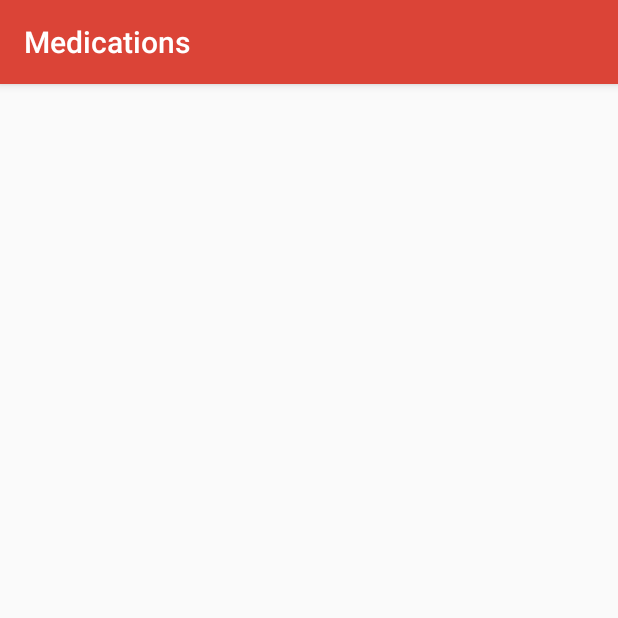
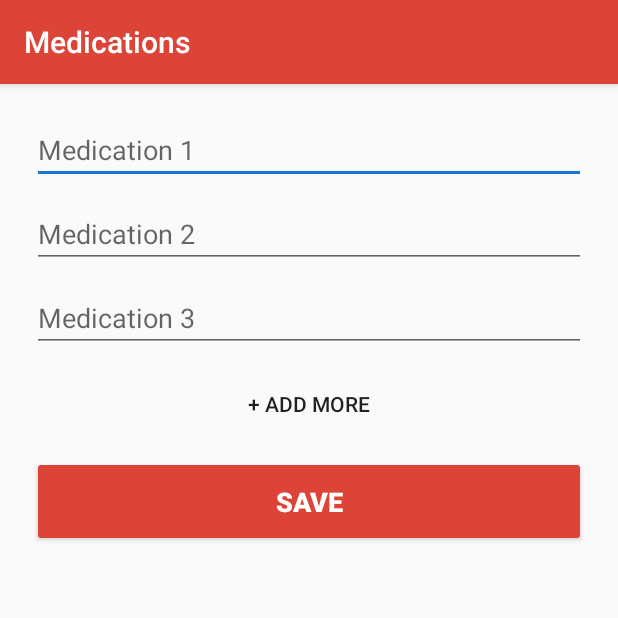
Before and after one commit to OmriSama/ERgency, an Android app: the Medications screen opened directly, with no data from a screen before it, on a phone screen of 412 x 824 dp, the top half of it. Run offline under Robolectric (Android 15) with nearby library versions, the phone set to English and light mode, and no system bars; 3 statements that could not run were skipped.

Commit message:
Finished medications

```diff
--- a/app/src/main/java/com/team3/ergency/Medications.java
+++ b/app/src/main/java/com/team3/ergency/Medications.java
@@ -1,13 +1,102 @@
 package com.team3.ergency;
 
+import android.content.Intent;
 import android.support.v7.app.AppCompatActivity;
 import android.os.Bundle;
+import android.text.InputType;
+import android.view.View;
+import android.widget.EditText;
+import android.widget.LinearLayout;
+import android.widget.Toast;
+
+import java.io.FileNotFoundException;
+import java.io.FileOutputStream;
+import java.io.IOException;
+import java.util.ArrayList;
 
 public class Medications extends AppCompatActivity {
+
+    ArrayList<EditText> medicationsList;
+    int medicationNum = 3;
+    private FileOutputStream fileOut;
+    private String fileName = "PatientInformation.txt";
+    private EditText medication1;
+    private EditText medication2;
+    private EditText medication3;
+    private LinearLayout medicalInfo;
 
     @Override
     protected void onCreate(Bundle savedInstanceState) {
         super.onCreate(savedInstanceState);
         setContentView(R.layout.activity_medications);
+
+        medication1 = (EditText) findViewById(R.id.m_medication1);
+        medication2 = (EditText) findViewById(R.id.m_medication2);
+        medication3 = (EditText) findViewById(R.id.m_medication3);
+        medicalInfo = (LinearLayout) findViewById(R.id.m_medical_info);
+
+        medicationsList.add(medication1);
+        medicationsList.add(medication2);
+        medicationsList.add(medication3);
+
+    }
+
+    public void addMore(View view) {
+
+        final int margin_dp = (int) getResources().getDimension(R.dimen.primary_view_margin);
+        final int top_margin_dp = (int) getResources().getDimension(R.dimen.extra_form_vertical_margin);
+
+        // Create the layout for the surgery EditText
+        LinearLayout.LayoutParams medicationLayout = new LinearLayout.LayoutParams(
+                LinearLayout.LayoutParams.MATCH_PARENT, LinearLayout.LayoutParams.WRAP_CONTENT);
+        medicationLayout.setMargins(margin_dp, top_margin_dp, margin_dp, margin_dp);
+
+        // Create a new EditText for the surgery name
+        EditText newMedication = new EditText(this);
+
+        // Increase number of medications
+        ++medicationNum;
+
+        newMedication.setHint("Medication " + medicationNum);
+        newMedication.setInputType(InputType.TYPE_TEXT_FLAG_CAP_SENTENCES);
+        newMedication.setLayoutParams(medicationLayout);
+
+        medicationsList.add(newMedication);
+        medicalInfo.addView(newMedication);
+
+    }
+
+    public void saveMedicationInfo(View view) {
+
+        // Open PatientInformation.txt in internal storage to store the patient information
+        try {
+            fileOut = openFileOutput(fileName, MODE_APPEND);
+        } catch (FileNotFoundException e) {
+            e.printStackTrace();
+        }
+
+        for (int i = 0; i < medicationsList.size(); i++) {
+            String medicationInput = medicationsList.get(i).getText().toString();
+            if (medicationInput.length() <= 0) {
+                break;
+            } else {
+                writeToFile("Medication " + medicationNum + ": " + medicationInput + "\n");
+            }
+
+        }
+
+        Intent intent = new Intent(this, ChronicConditions.class);
+        startActivity(intent);
+        finish();
+
+    }
+
+    // Write information to the file
+    public void writeToFile(String string) {
+        try {
+            fileOut.write(string.getBytes());
+        } catch (IOException e) {
+            e.printStackTrace();
+        }
     }
 }
--- a/app/src/main/res/layout/activity_medications.xml
+++ b/app/src/main/res/layout/activity_medications.xml
@@ -1,5 +1,5 @@
 <?xml version="1.0" encoding="utf-8"?>
-<RelativeLayout xmlns:android="http://schemas.android.com/apk/res/android"
+<ScrollView xmlns:android="http://schemas.android.com/apk/res/android"
     xmlns:tools="http://schemas.android.com/tools"
     android:id="@+id/activity_medications"
     android:layout_width="match_parent"
@@ -8,5 +8,69 @@
     android:paddingLeft="@dimen/activity_horizontal_margin"
     android:paddingRight="@dimen/activity_horizontal_margin"
     android:paddingTop="@dimen/activity_vertical_margin"
+    android:screenOrientation="portrait"
     tools:context="com.team3.ergency.Medications">
-</RelativeLayout>
+
+    <LinearLayout
+        android:layout_width="match_parent"
+        android:layout_height="wrap_content"
+        android:orientation="vertical">
+
+        <LinearLayout
+            android:id="@+id/m_medical_info"
+            android:layout_width="match_parent"
+            android:layout_height="wrap_content"
+            android:orientation="vertical">
+
+            <EditText
+                android:id="@+id/m_medication1"
+                android:layout_width="match_parent"
+                android:layout_height="wrap_content"
+                android:layout_margin="@dimen/primary_view_margin"
+                android:ems="10"
+                android:hint="Medication 1"
+                android:inputType="textCapSentences" />
+
+            <EditText
+                android:id="@+id/m_medication2"
+                android:layout_width="match_parent"
+                android:layout_height="wrap_content"
+                android:layout_margin="@dimen/primary_view_margin"
+                android:ems="10"
+                android:hint="Medication 2"
+                android:inputType="textCapSentences" />
+
+            <EditText
+                android:id="@+id/m_medication3"
+                android:layout_width="match_parent"
+                android:layout_height="wrap_content"
+                android:layout_margin="@dimen/primary_view_margin"
+                android:ems="10"
+                android:hint="Medication 3"
+                android:inputType="textCapSentences" />
+
+        </LinearLayout>
+
+        <Button
+            android:id="@+id/m_add_more"
+            style="@style/Widget.AppCompat.Button.Borderless"
+            android:layout_width="match_parent"
+            android:layout_height="wrap_content"
+            android:layout_margin="@dimen/primary_view_margin"
+            android:onClick="addMore"
+            android:text="+ Add More" />
+
+        <Button
+            android:layout_width="match_parent"
+            android:layout_height="wrap_content"
+            android:layout_marginBottom="@dimen/primary_view_margin"
+            android:layout_marginLeft="@dimen/primary_view_margin"
+            android:layout_marginRight="@dimen/primary_view_margin"
+            android:layout_marginTop="@dimen/primary_view_margin"
+            android:onClick="saveMedicationInfo"
+            android:text="Save"
+            android:theme="@style/AppTheme.Button" />
+
+    </LinearLayout>
+
+</ScrollView>
```
